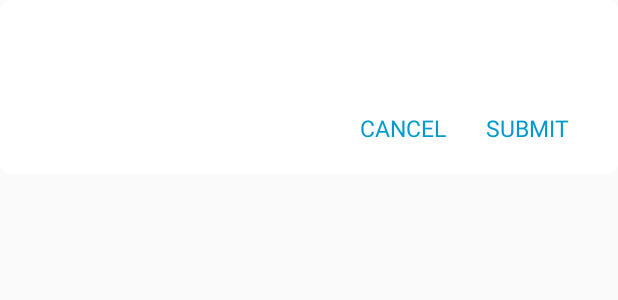
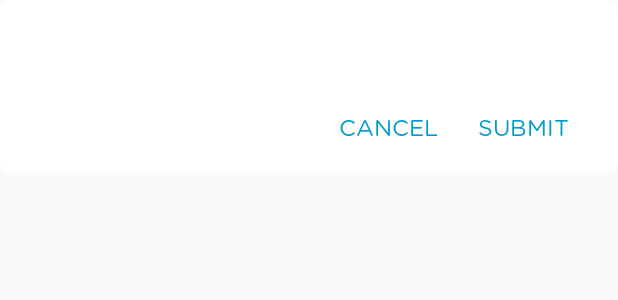
Before and after one commit to chetan1011/SyncDemo, an Android app: the layout dialog_custom_common.xml on its own in the app's theme, with its tools: preview values and no code run, on a phone screen of 412 x 824 dp. Shown: the top 300 px of the screen. Run offline under Robolectric (Android 15) with nearby library versions, the light colour scheme and no system bars.

Commit message:
- minor error resolved

```diff
--- a/app/src/main/res/values/styles.xml
+++ b/app/src/main/res/values/styles.xml
@@ -65,7 +65,7 @@
     <style name="StyleTvDialogAction">
         <item name="android:layout_width">wrap_content</item>
         <item name="android:layout_height">wrap_content</item>
-        <!--<item name="android:fontFamily">@font/font_gotham_medium</item>-->
+        <item name="android:fontFamily">@font/font_gotham_book</item>
         <item name="android:gravity">center</item>
         <item name="android:padding">@dimen/_10sdp</item>
         <item name="android:textAllCaps">true</item>
```
